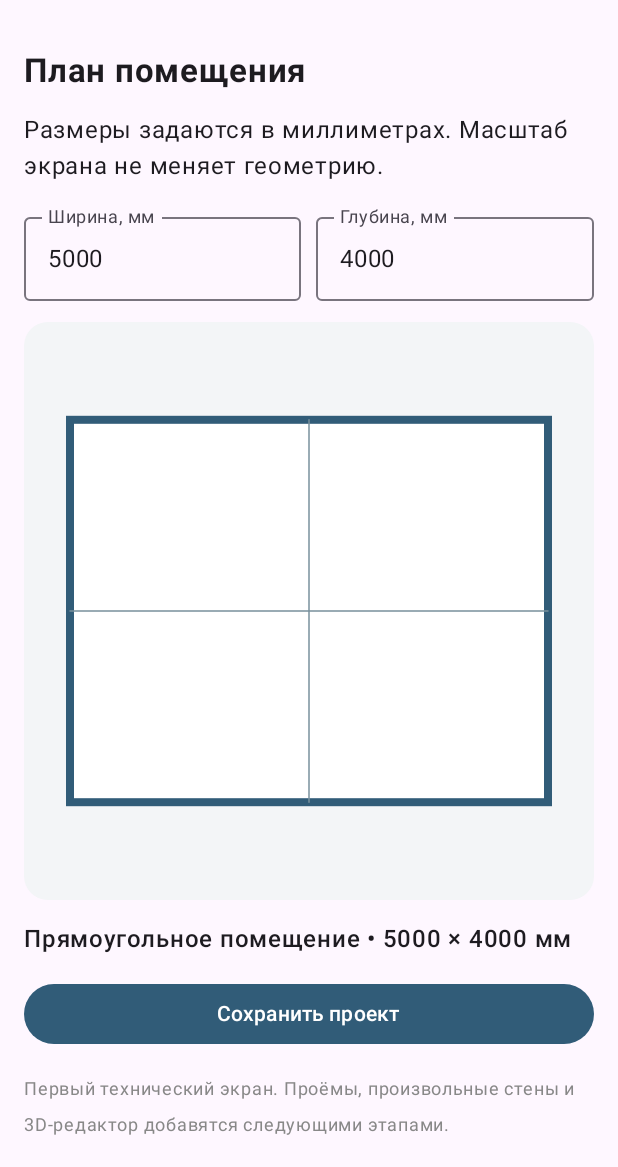
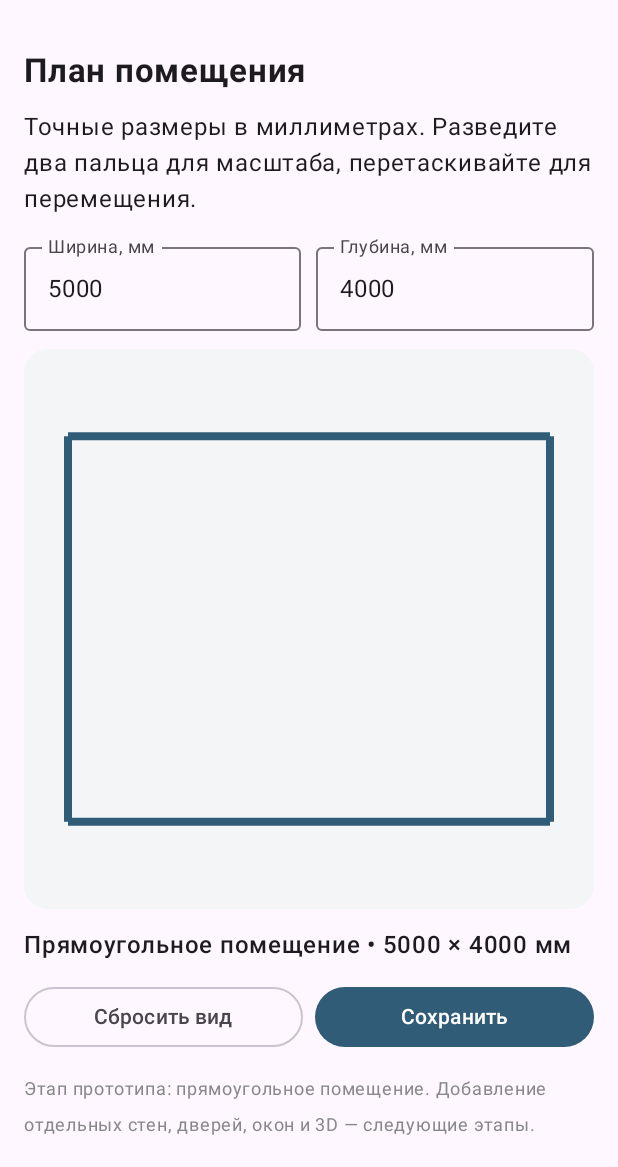
Before and after one commit to Romangold999/PLAN-DESIGN-3D, an Android app built with Jetpack Compose: the screen it shows after launch (MainActivity), on a phone screen of 412 x 824 dp, the part 69-1236 px from its top. Run offline under Robolectric (Android 15) with nearby library versions, the phone set to English and light mode, and no system bars.

Commit message:
Render room from shared geometry and add touch pan zoom

```diff
--- a/app/src/main/java/com/romgold/plandesign3d/MainActivity.kt
+++ b/app/src/main/java/com/romgold/plandesign3d/MainActivity.kt
@@ -5,7 +5,7 @@ import androidx.activity.ComponentActivity
 import androidx.activity.compose.setContent
 import androidx.compose.foundation.Canvas
 import androidx.compose.foundation.background
-import androidx.compose.foundation.gestures.detectTapGestures
+import androidx.compose.foundation.gestures.detectTransformGestures
 import androidx.compose.foundation.layout.*
 import androidx.compose.foundation.shape.RoundedCornerShape
 import androidx.compose.foundation.text.KeyboardOptions
@@ -15,12 +15,13 @@ import androidx.compose.ui.Alignment
 import androidx.compose.ui.Modifier
 import androidx.compose.ui.geometry.Offset
 import androidx.compose.ui.graphics.Color
-import androidx.compose.ui.graphics.StrokeCap
 import androidx.compose.ui.input.pointer.pointerInput
 import androidx.compose.ui.text.font.FontWeight
 import androidx.compose.ui.text.input.KeyboardType
 import androidx.compose.ui.unit.dp
 import androidx.compose.ui.unit.sp
+import com.romgold.plandesign3d.domain.RoomPlan
+import org.json.JSONArray
 import org.json.JSONObject
 import kotlin.math.min
 
@@ -34,37 +35,63 @@ class MainActivity : ComponentActivity() {
                 var widthMm by remember { mutableStateOf(prefs.getInt("width", 5000).toString()) }
                 var depthMm by remember { mutableStateOf(prefs.getInt("depth", 4000).toString()) }
                 var saved by remember { mutableStateOf(false) }
+                var zoom by remember { mutableFloatStateOf(1f) }
+                var pan by remember { mutableStateOf(Offset.Zero) }
                 val w = widthMm.toIntOrNull()?.coerceIn(1000, 30000) ?: 5000
                 val d = depthMm.toIntOrNull()?.coerceIn(1000, 30000) ?: 4000
+                val room = remember(w, d) { RoomPlan.rectangle(w, d) }
+
                 Scaffold(topBar = { TopAppBar(title = { Text("PLAN DESIGN 3D", fontWeight = FontWeight.Bold) }) }) { padding ->
-                    Column(Modifier.fillMaxSize().padding(padding).padding(16.dp), verticalArrangement = Arrangement.spacedBy(14.dp)) {
+                    Column(Modifier.fillMaxSize().padding(padding).padding(16.dp), verticalArrangement = Arrangement.spacedBy(12.dp)) {
                         Text("План помещения", fontSize = 22.sp, fontWeight = FontWeight.Bold)
-                        Text("Размеры задаются в миллиметрах. Масштаб экрана не меняет геометрию.")
+                        Text("Точные размеры в миллиметрах. Разведите два пальца для масштаба, перетаскивайте для перемещения.")
                         Row(horizontalArrangement = Arrangement.spacedBy(10.dp)) {
-                            DimensionField("Ширина, мм", widthMm, { widthMm = it }, Modifier.weight(1f))
-                            DimensionField("Глубина, мм", depthMm, { depthMm = it }, Modifier.weight(1f))
+                            DimensionField("Ширина, мм", widthMm, { widthMm = it; saved = false }, Modifier.weight(1f))
+                            DimensionField("Глубина, мм", depthMm, { depthMm = it; saved = false }, Modifier.weight(1f))
                         }
-                        Box(Modifier.fillMaxWidth().weight(1f).background(Color(0xFFF3F5F7), RoundedCornerShape(16.dp)).padding(12.dp), contentAlignment = Alignment.Center) {
-                            Canvas(Modifier.fillMaxSize().pointerInput(w, d) { detectTapGestures { saved = false } }) {
-                                val scale = min((size.width - 56f) / w, (size.height - 56f) / d)
-                                val rw = w * scale
-                                val rh = d * scale
-                                val left = (size.width - rw) / 2f
-                                val top = (size.height - rh) / 2f
-                                drawRect(Color.White, Offset(left, top), androidx.compose.ui.geometry.Size(rw, rh))
-                                drawRect(Color(0xFF315C78), Offset(left, top), androidx.compose.ui.geometry.Size(rw, rh), style = androidx.compose.ui.graphics.drawscope.Stroke(width = 8f))
-                                drawLine(Color(0xFF78909C), Offset(left, top + rh / 2f), Offset(left + rw, top + rh / 2f), 1.5f, cap = StrokeCap.Round)
-                                drawLine(Color(0xFF78909C), Offset(left + rw / 2f, top), Offset(left + rw / 2f, top + rh), 1.5f, cap = StrokeCap.Round)
+                        Box(
+                            Modifier.fillMaxWidth().weight(1f)
+                                .background(Color(0xFFF3F5F7), RoundedCornerShape(16.dp)).padding(8.dp),
+                            contentAlignment = Alignment.Center
+                        ) {
+                            Canvas(
+                                Modifier.fillMaxSize().pointerInput(w, d) {
+                                    detectTransformGestures { _, panChange, zoomChange, _ ->
+                                        zoom = (zoom * zoomChange).coerceIn(0.5f, 5f)
+                                        pan += panChange
+                                    }
+                                }
+                            ) {
+                                val fit = min((size.width - 64f) / w, (size.height - 64f) / d)
+                                val scale = fit * zoom
+                                val origin = Offset((size.width - w * scale) / 2f, (size.height - d * scale) / 2f) + pan
+                                room.walls.forEach { wall ->
+                                    val start = Offset(origin.x + wall.start.xMm * scale, origin.y + wall.start.yMm * scale)
+                                    val end = Offset(origin.x + wall.end.xMm * scale, origin.y + wall.end.yMm * scale)
+                                    drawLine(Color(0xFF315C78), start, end, strokeWidth = 8f)
+                                }
                             }
                         }
                         Text("Прямоугольное помещение • ${w} × ${d} мм", fontWeight = FontWeight.Medium)
-                        Button(onClick = {
-                            val project = JSONObject().put("schemaVersion", 1).put("widthMm", w).put("depthMm", d)
-                            prefs.edit().putInt("width", w).putInt("depth", d).putString("projectJson", project.toString()).apply()
-                            saved = true
-                        }, modifier = Modifier.fillMaxWidth()) { Text("Сохранить проект") }
-                        if (saved) Text("Сохранено локально на устройстве", color = Color(0xFF28734A))
-                        Text("Первый технический экран. Проёмы, произвольные стены и 3D-редактор добавятся следующими этапами.", fontSize = 12.sp, color = Color.Gray)
+                        Row(horizontalArrangement = Arrangement.spacedBy(8.dp)) {
+                            OutlinedButton(onClick = { zoom = 1f; pan = Offset.Zero }, modifier = Modifier.weight(1f)) { Text("Сбросить вид") }
+                            Button(onClick = {
+                                val wallsJson = JSONArray()
+                                room.walls.forEach { wall ->
+                                    wallsJson.put(JSONObject()
+                                        .put("startXmm", wall.start.xMm).put("startYmm", wall.start.yMm)
+                                        .put("endXmm", wall.end.xMm).put("endYmm", wall.end.yMm)
+                                        .put("thicknessMm", wall.thicknessMm).put("heightMm", wall.heightMm))
+                                }
+                                val project = JSONObject().put("schemaVersion", 1)
+                                    .put("widthMm", w).put("depthMm", d).put("walls", wallsJson)
+                                prefs.edit().putInt("width", w).putInt("depth", d)
+                                    .putString("projectJson", project.toString()).apply()
+                                saved = true
+                            }, modifier = Modifier.weight(1f)) { Text("Сохранить") }
+                        }
+                        if (saved) Text("Проект сохранён локально", color = Color(0xFF28734A))
+                        Text("Этап прототипа: прямоугольное помещение. Добавление отдельных стен, дверей, окон и 3D — следующие этапы.", fontSize = 12.sp, color = Color.Gray)
                     }
                 }
             }
```
